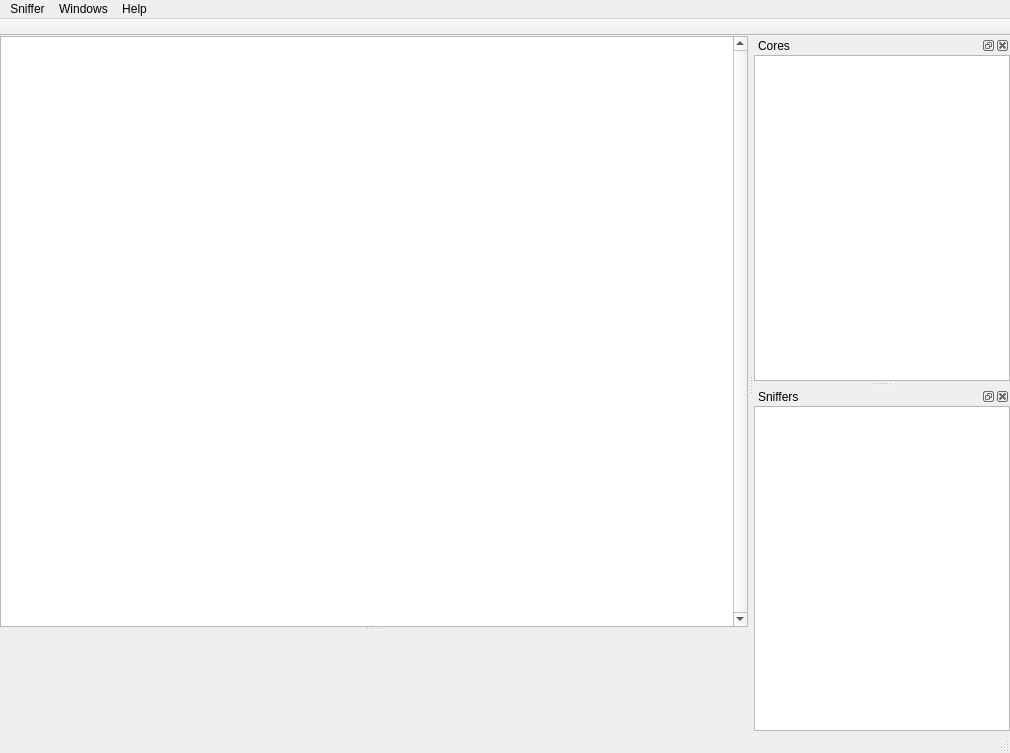
Qt form IntPe9/Ui/Main.ui (AxDSan/IntPe9-1) before a commit.
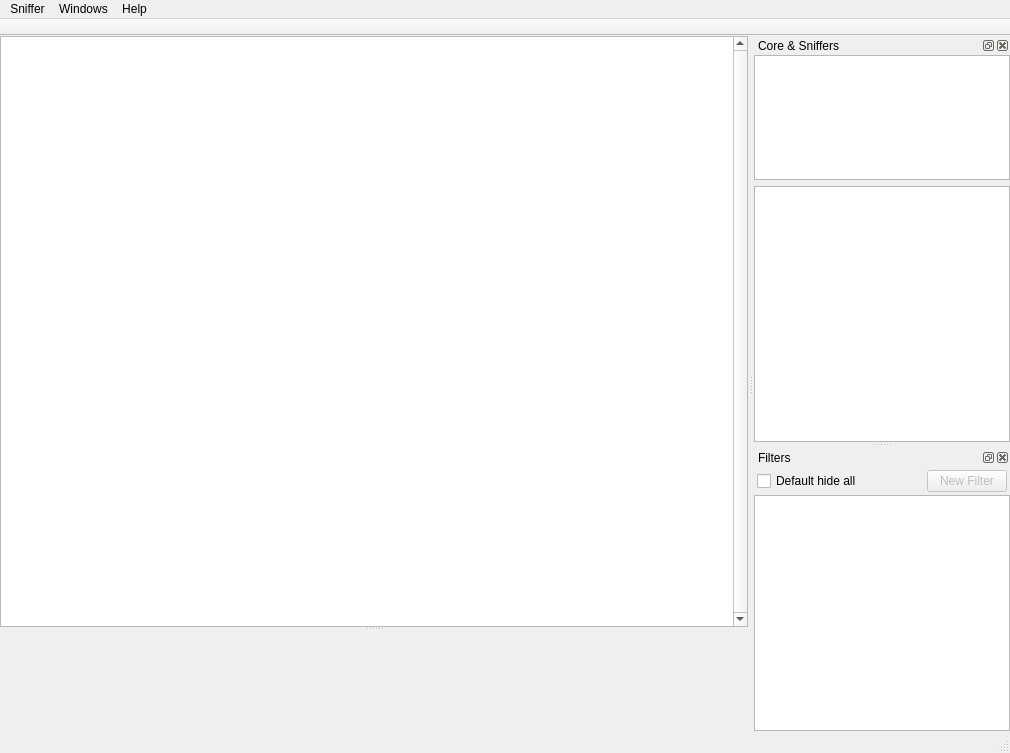
The same form after that commit. Icons and pictures are not drawn.

Commit message: Mostly done with filter system, need to straithen out a few kinks (not working atm)

```diff
--- a/IntPe9/Ui/Main.ui
+++ b/IntPe9/Ui/Main.ui
@@ -164,7 +164,7 @@
   <widget class="QStatusBar" name="statusBar"/>
   <widget class="QDockWidget" name="dockCores">
    <property name="windowTitle">
-    <string>Cores</string>
+    <string>Core &amp; Sniffers</string>
    </property>
    <attribute name="dockWidgetArea">
     <number>2</number>
@@ -176,6 +176,12 @@
      </property>
      <item>
       <widget class="QTableView" name="tableCores">
+       <property name="maximumSize">
+        <size>
+         <width>16777215</width>
+         <height>125</height>
+        </size>
+       </property>
        <property name="editTriggers">
         <set>QAbstractItemView::NoEditTriggers</set>
        </property>
@@ -220,6 +226,70 @@
        </attribute>
       </widget>
      </item>
+     <item>
+      <widget class="QTableView" name="tableSniffers">
+       <property name="sizePolicy">
+        <sizepolicy hsizetype="Expanding" vsizetype="Expanding">
+         <horstretch>0</horstretch>
+         <verstretch>0</verstretch>
+        </sizepolicy>
+       </property>
+       <property name="editTriggers">
+        <set>QAbstractItemView::NoEditTriggers</set>
+       </property>
+       <property name="tabKeyNavigation">
+        <bool>true</bool>
+       </property>
+       <property name="showDropIndicator" stdset="0">
+        <bool>false</bool>
+       </property>
+       <property name="dragDropOverwriteMode">
+        <bool>false</bool>
+       </property>
+       <property name="dragDropMode">
+        <enum>QAbstractItemView::NoDragDrop</enum>
+       </property>
+       <property name="alternatingRowColors">
+        <bool>true</bool>
+       </property>
+       <property name="selectionMode">
+        <enum>QAbstractItemView::SingleSelection</enum>
+       </property>
+       <property name="selectionBehavior">
+        <enum>QAbstractItemView::SelectRows</enum>
+       </property>
+       <property name="iconSize">
+        <size>
+         <width>0</width>
+         <height>0</height>
+        </size>
+       </property>
+       <property name="verticalScrollMode">
+        <enum>QAbstractItemView::ScrollPerPixel</enum>
+       </property>
+       <property name="horizontalScrollMode">
+        <enum>QAbstractItemView::ScrollPerPixel</enum>
+       </property>
+       <property name="wordWrap">
+        <bool>false</bool>
+       </property>
+       <property name="cornerButtonEnabled">
+        <bool>false</bool>
+       </property>
+       <attribute name="horizontalHeaderHighlightSections">
+        <bool>false</bool>
+       </attribute>
+       <attribute name="horizontalHeaderStretchLastSection">
+        <bool>true</bool>
+       </attribute>
+       <attribute name="verticalHeaderVisible">
+        <bool>false</bool>
+       </attribute>
+       <attribute name="verticalHeaderDefaultSectionSize">
+        <number>20</number>
+       </attribute>
+      </widget>
+     </item>
     </layout>
    </widget>
   </widget>
@@ -248,7 +318,7 @@
   </widget>
   <widget class="QDockWidget" name="dockSniffer">
    <property name="windowTitle">
-    <string>Sniffers</string>
+    <string>Filters</string>
    </property>
    <attribute name="dockWidgetArea">
     <number>2</number>
@@ -262,22 +332,42 @@
       <number>0</number>
      </property>
      <item>
-      <widget class="QTableView" name="tableSniffers">
-       <property name="editTriggers">
-        <set>QAbstractItemView::NoEditTriggers</set>
-       </property>
-       <property name="tabKeyNavigation">
-        <bool>true</bool>
-       </property>
-       <property name="showDropIndicator" stdset="0">
-        <bool>false</bool>
-       </property>
-       <property name="dragDropOverwriteMode">
-        <bool>false</bool>
-       </property>
-       <property name="dragDropMode">
-        <enum>QAbstractItemView::NoDragDrop</enum>
-       </property>
+      <widget class="QWidget" name="widget" native="true">
+       <layout class="QHBoxLayout" name="horizontalLayout_3">
+        <property name="spacing">
+         <number>3</number>
+        </property>
+        <property name="margin">
+         <number>3</number>
+        </property>
+        <item>
+         <widget class="QCheckBox" name="isDefaultHidden">
+          <property name="text">
+           <string>Default hide all</string>
+          </property>
+         </widget>
+        </item>
+        <item>
+         <widget class="QPushButton" name="buttonNewFilter">
+          <property name="enabled">
+           <bool>false</bool>
+          </property>
+          <property name="maximumSize">
+           <size>
+            <width>80</width>
+            <height>16777215</height>
+           </size>
+          </property>
+          <property name="text">
+           <string>New Filter</string>
+          </property>
+         </widget>
+        </item>
+       </layout>
+      </widget>
+     </item>
+     <item>
+      <widget class="QTableView" name="tableFilters">
        <property name="alternatingRowColors">
         <bool>true</bool>
        </property>
```
Left out of the diff: 33 changed lines with no effect on the pictures. The commit also changes 22 other files.
